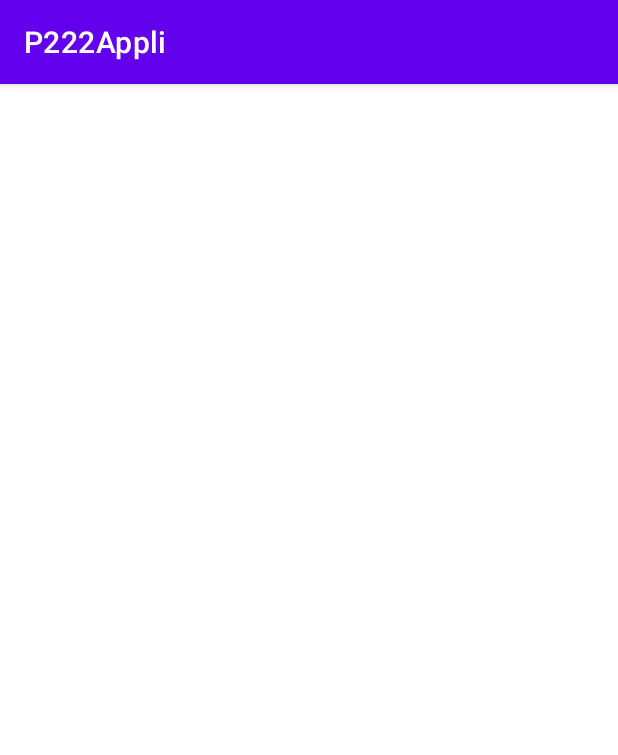
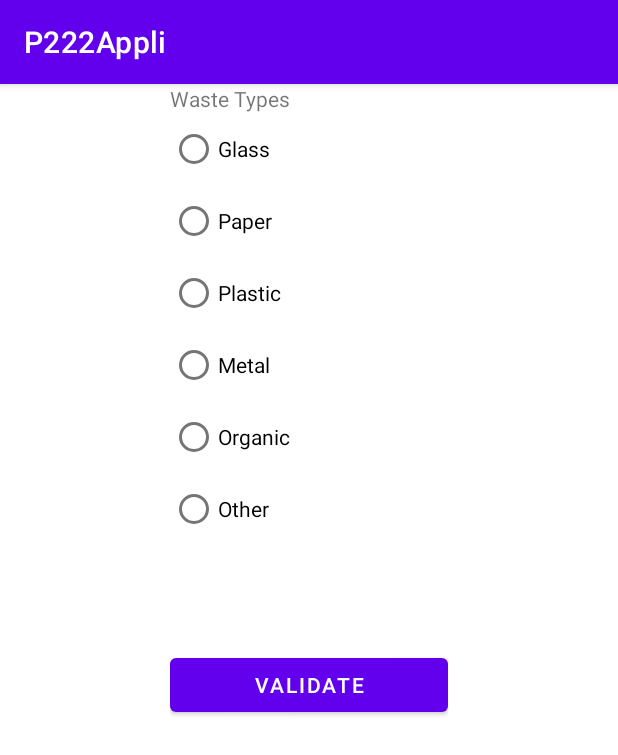
Before and after one commit to CharlyAguettaz/p222, an Android app: the Activity_WasteSorting screen opened directly, with no data from a screen before it, on a phone screen of 412 x 824 dp. Shown: the top 755 px of the screen. Run offline under Robolectric (Android 15) with nearby library versions, the phone set to English and light mode, and no system bars; 9 statements that could not run were skipped.

Commit message:
WasteSorting : body gui (text, radiolist, validate) + validate listener (temp toast)

```diff
--- a/app/src/main/java/com/example/p222appli/Activity_WasteInfos.java
+++ b/app/src/main/java/com/example/p222appli/Activity_WasteInfos.java
@@ -3,6 +3,11 @@ package com.example.p222appli;
 import androidx.appcompat.app.AppCompatActivity;
 
 import android.os.Bundle;
+import android.widget.Button;
+import android.widget.LinearLayout;
+import android.widget.RadioButton;
+import android.widget.RadioGroup;
+import android.widget.TextView;
 
 public class Activity_WasteInfos extends AppCompatActivity {
 
--- a/app/src/main/java/com/example/p222appli/Activity_WasteSorting.java
+++ b/app/src/main/java/com/example/p222appli/Activity_WasteSorting.java
@@ -3,6 +3,13 @@ package com.example.p222appli;
 import androidx.appcompat.app.AppCompatActivity;
 
 import android.os.Bundle;
+import android.view.View;
+import android.widget.Button;
+import android.widget.LinearLayout;
+import android.widget.RadioButton;
+import android.widget.RadioGroup;
+import android.widget.TextView;
+import android.widget.Toast;
 
 public class Activity_WasteSorting extends AppCompatActivity {
 
@@ -10,5 +17,51 @@ public class Activity_WasteSorting extends AppCompatActivity {
     protected void onCreate(Bundle savedInstanceState) {
         super.onCreate(savedInstanceState);
         setContentView(R.layout.activity__waste_sorting);
+
+
+        //activité
+
+        LinearLayout linly_body = new LinearLayout(this);
+        linly_body.setOrientation(LinearLayout.VERTICAL);
+
+        TextView txt_waste_type = findViewById(R.id.txt_waste_type);
+        txt_waste_type.setText("Waste Types");
+
+        RadioGroup rd_waste_choice = findViewById(R.id.rd_waste_choice);
+
+        RadioButton rdbt_glass = findViewById(R.id.rdbt_glass);
+        rdbt_glass.setText("Glass");
+        RadioButton rdbt_paper = findViewById(R.id.rdbt_paper);
+        rdbt_paper.setText("Paper");
+        RadioButton rdbt_plastic = findViewById(R.id.rdbt_plastic);
+        rdbt_plastic.setText("Plastic");
+        RadioButton rdbt_metal = findViewById(R.id.rdbt_metal);
+        rdbt_metal.setText("Metal");
+        RadioButton rdbt_organic = findViewById(R.id.rdbt_organic);
+        rdbt_organic.setText("Organic");
+        RadioButton rdbt_other = findViewById(R.id.rdbt_other);
+        rdbt_other.setText("Other");
+
+        Button bt_validate = findViewById(R.id.bt_validate);
+        bt_validate.setText("Validate");
+
+        linly_body.addView(txt_waste_type);
+
+        rd_waste_choice.addView(rdbt_glass);
+        rd_waste_choice.addView(rdbt_paper);
+        rd_waste_choice.addView(rdbt_plastic);
+        rd_waste_choice.addView(rdbt_metal);
+        rd_waste_choice.addView(rdbt_organic);
+        rd_waste_choice.addView(rdbt_other);
+
+        linly_body.addView(rd_waste_choice);
+        linly_body.addView(bt_validate);
+
+        bt_validate.setOnClickListener(new View.OnClickListener() {
+            @Override
+            public void onClick(View v) {
+                Toast.makeText(Activity_WasteSorting.this, "will go to Activity_WasteInfos", Toast.LENGTH_SHORT).show();
+            }
+        });
     }
 }
--- a/app/src/main/res/layout/activity__waste_sorting.xml
+++ b/app/src/main/res/layout/activity__waste_sorting.xml
@@ -6,4 +6,72 @@
     android:layout_height="match_parent"
     tools:context=".Activity_WasteSorting">
 
+    <LinearLayout
+        android:id="@+id/linly_body"
+        android:layout_width="wrap_content"
+        android:layout_height="match_parent"
+        android:layout_marginStart="113dp"
+        android:layout_marginEnd="113dp"
+        android:orientation="vertical"
+        app:layout_constraintBottom_toBottomOf="parent"
+        app:layout_constraintEnd_toEndOf="parent"
+        app:layout_constraintStart_toStartOf="parent"
+        app:layout_constraintTop_toTopOf="parent">
+
+        <TextView
+            android:id="@+id/txt_waste_type"
+            android:layout_width="wrap_content"
+            android:layout_height="wrap_content"
+            android:text="Waste Types" />
+
+        <RadioGroup
+            android:id="@+id/rd_waste_choice"
+            android:layout_width="185dp"
+            android:layout_height="357dp">
+
+            <RadioButton
+                android:id="@+id/rdbt_glass"
+                android:layout_width="match_parent"
+                android:layout_height="wrap_content"
+                android:text="Glass" />
+
+            <RadioButton
+                android:id="@+id/rdbt_paper"
+                android:layout_width="match_parent"
+                android:layout_height="wrap_content"
+                android:text="Paper" />
+
+            <RadioButton
+                android:id="@+id/rdbt_plastic"
+                android:layout_width="match_parent"
+                android:layout_height="wrap_content"
+                android:text="Plastic" />
+
+            <RadioButton
+                android:id="@+id/rdbt_metal"
+                android:layout_width="match_parent"
+                android:layout_height="wrap_content"
+                android:text="Metal" />
+
+            <RadioButton
+                android:id="@+id/rdbt_organic"
+                android:layout_width="match_parent"
+                android:layout_height="wrap_content"
+                android:text="Organic" />
+
+            <RadioButton
+                android:id="@+id/rdbt_other"
+                android:layout_width="match_parent"
+                android:layout_height="wrap_content"
+                android:text="Other" />
+
+        </RadioGroup>
+
+        <Button
+            android:id="@+id/bt_validate"
+            android:layout_width="match_parent"
+            android:layout_height="wrap_content"
+            android:text="Validate" />
+    </LinearLayout>
+
 </androidx.constraintlayout.widget.ConstraintLayout>
```
